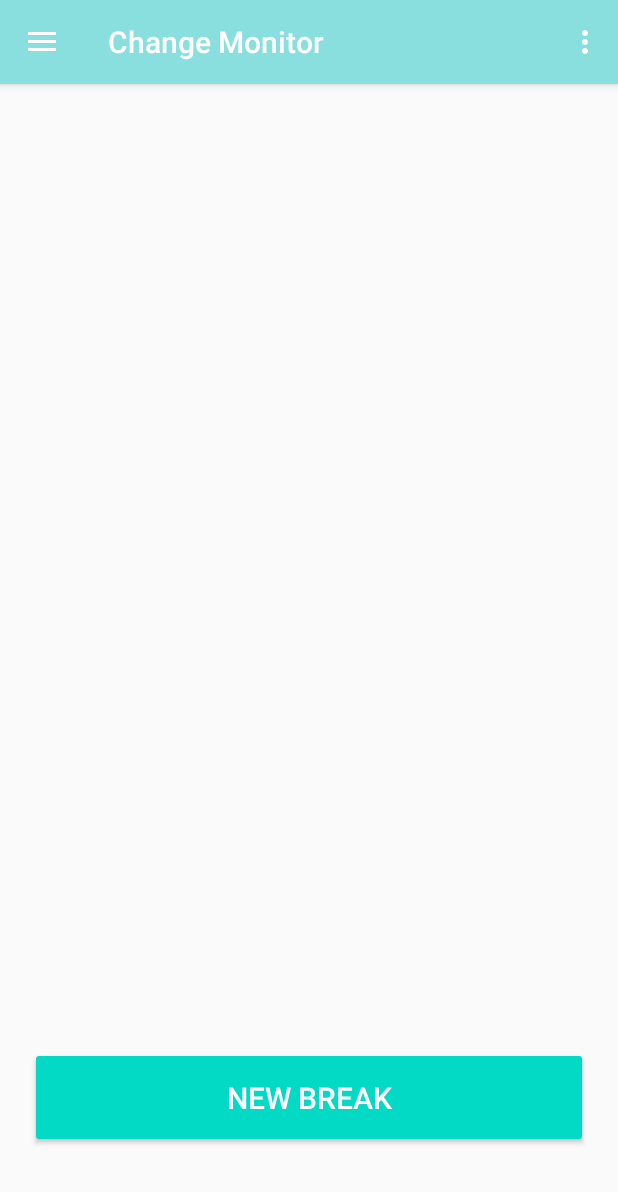
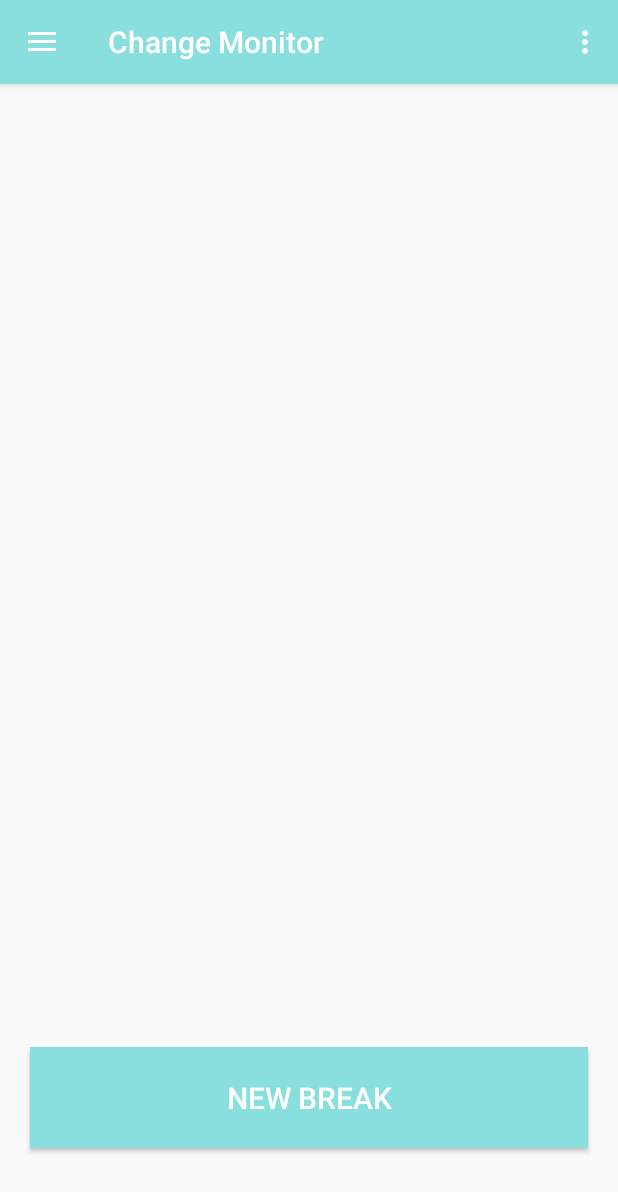
Before and after one commit to joschahenningsen/hackaTUM_C0dev1d19, an Android app: the screen it shows after launch (MainActivity), in the side drawer, after a tap on "Change Monitor", on a phone screen of 412 x 824 dp. Shown: the top 1192 px of the screen. Run offline under Robolectric (Android 15) with nearby library versions, the phone set to English and light mode, and no system bars; our stand-ins replace navigation-ui.

Commit message:
Even more sterile colors :D

```diff
--- a/OpenVentApp/app/src/main/java/com/wimmerth/openvent/PatientDetailsActiviy.java
+++ b/OpenVentApp/app/src/main/java/com/wimmerth/openvent/PatientDetailsActiviy.java
@@ -231,7 +231,7 @@ public class PatientDetailsActiviy extends AppCompatActivity implements CallerMe
         set.setLineWidth(1f);
         set.setDrawCircles(false);
         set.setFillAlpha(65);
-        set.setFillColor(ColorTemplate.getHoloBlue());
+        set.setFillColor(ColorTemplate.rgb("#89dfde"));
         set.setHighLightColor(Color.rgb(244, 117, 117));
         set.setValueTextColor(Color.WHITE);
         set.setValueTextSize(9f);
--- a/OpenVentApp/app/src/main/res/layout/fragment_gallery.xml
+++ b/OpenVentApp/app/src/main/res/layout/fragment_gallery.xml
@@ -26,10 +26,11 @@
         android:layout_width="match_parent"
         android:layout_height="wrap_content"
         android:layout_gravity="center_horizontal"
-        android:textSize="20sp"
+        android:layout_marginStart="20dp"
+        android:layout_marginEnd="20dp"
+        android:background="@color/colorPrimary"
         android:padding="20dp"
         android:text="New Break"
-        android:layout_marginEnd="20dp"
-        android:layout_marginStart="20dp" />
+        android:textSize="20sp" />
 
 </LinearLayout>
```
